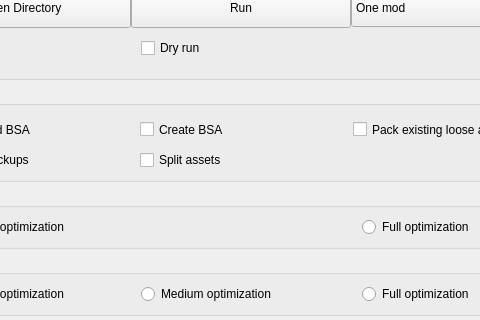
Above: src/mainwindow.ui from Guekka/cathedral-assets-optimizer before the change; both pictures show x 101 to 581 and y 83 to 403 of the 684 by 779 pixel window. Below: the same form after it.
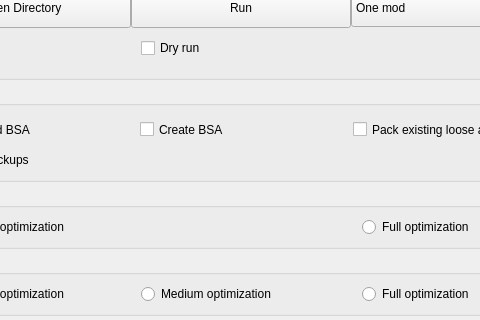
That is the form after the change.

```diff
--- a/src/mainwindow.ui
+++ b/src/mainwindow.ui
@@ -307,19 +307,6 @@
          </property>
         </widget>
        </item>
-       <item row="1" column="2">
-        <widget class="QCheckBox" name="bsaSplitAssetsCheckBox">
-         <property name="cursor">
-          <cursorShape>WhatsThisCursor</cursorShape>
-         </property>
-         <property name="toolTip">
-          <string>&lt;html&gt;&lt;head/&gt;&lt;body&gt;&lt;p&gt;A BSA file cannot contain more than 2gb. This will create as many BSA as necessary. &lt;/p&gt;&lt;/body&gt;&lt;/html&gt;</string>
-         </property>
-         <property name="text">
-          <string>Split assets</string>
-         </property>
-        </widget>
-       </item>
       </layout>
      </widget>
     </item>
```
